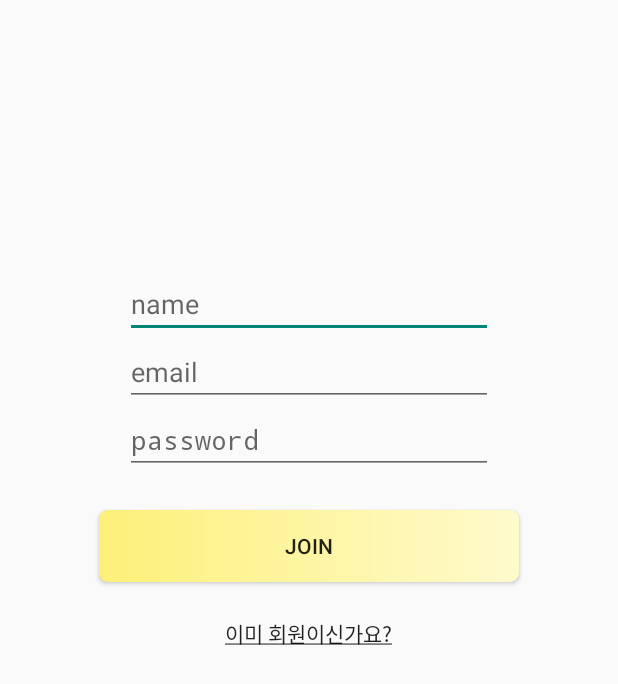
After one commit to hj-jung/Exam1, an Android app: the RegisterActivity screen opened directly, with no data from a screen before it, on a phone screen of 412 x 824 dp. The commit adds this screen. Shown: the top 684 px of the screen. Run offline under Robolectric (Android 15) with nearby library versions, the phone set to English and light mode, and no system bars.

Commit message:
로그인, 회원가입 페이지, 서버 연동 완료

```diff
--- a/app/src/main/AndroidManifest.xml
+++ b/app/src/main/AndroidManifest.xml
@@ -16,7 +16,7 @@
         android:supportsRtl="true"
         android:theme="@style/Theme.Exam">
         <activity
-            android:name=".Activity.SetCharacterActivity"
+            android:name=".Activity.LoginActivity"
             android:exported="true">
             <intent-filter>
                 <action android:name="android.intent.action.MAIN" />
@@ -24,6 +24,8 @@
                 <category android:name="android.intent.category.LAUNCHER" />
             </intent-filter>
         </activity>
+        <activity android:name=".Activity.RegisterActivity" />
+        <activity android:name=".Activity.SetCharacterActivity" />
         <activity android:name=".Activity.BottomNaviActivity" />
         <activity
             android:name=".Activity.ScheduleCheckAcitivity"
--- /dev/null
+++ b/app/src/main/java/com/cookandroid/exam/Activity/RegisterActivity.java
@@ -0,0 +1,127 @@
+package com.cookandroid.exam.Activity;
+
+import android.app.Activity;
+import android.content.Intent;
+import android.os.Bundle;
+import android.util.Log;
+import android.view.View;
+import android.widget.Button;
+import android.widget.EditText;
+import android.widget.Toast;
+
+import androidx.annotation.Nullable;
+
+import com.cookandroid.exam.DTO.Register;
+import com.cookandroid.exam.DTO.UserLogin;
+import com.cookandroid.exam.Interface.UserService;
+import com.cookandroid.exam.R;
+import com.cookandroid.exam.Retrofit.RetrofitClient;
+
+import retrofit2.Call;
+import retrofit2.Callback;
+import retrofit2.Response;
+
+public class RegisterActivity extends Activity {
+    private static final String TAG = "RegisterActivity";
+
+    String email, name, password, userId;
+    Button btn_join, btn_login_page;
+    EditText joinemail, joinname, joinpassword;
+
+    private UserService userService;
+
+    @Override
+    protected void onCreate(@Nullable Bundle savedInstanceState) {
+        super.onCreate(savedInstanceState);
+        setContentView(R.layout.activity_register);
+
+        btn_join = (Button)findViewById(R.id.join);
+        btn_login_page = (Button)findViewById(R.id.login_page);
+
+        userService = RetrofitClient.getClient().create(UserService.class);
+
+        btn_join.setOnClickListener(new View.OnClickListener() {
+            @Override
+            public void onClick(View view) {
+                register();
+            }
+        });
+        btn_login_page.setOnClickListener(new View.OnClickListener() {
+            @Override
+            public void onClick(View view) {
+                startActivity(new Intent(getApplicationContext(), LoginActivity.class));
+            }
+        });
+
+    }
+
+    private void register() {
+
+        Intent intent = new Intent(getApplicationContext(), BottomNaviActivity.class);
+
+        joinemail = (EditText)findViewById(R.id.join_email);
+        joinname = (EditText)findViewById(R.id.join_name);
+        joinpassword = (EditText)findViewById(R.id.join_password);
+
+        email = joinemail.getText().toString();
+        name = joinname.getText().toString();
+        password = joinpassword.getText().toString();
+
+        Register register= new Register(email, name, password);
+
+        Call<String> call = userService.register(register);
+        call.enqueue(new Callback<String>() {
+            @Override
+            public void onResponse(Call<String> call, Response<String> response) {
+                if (!response.isSuccessful()) {
+                    Log.d(TAG, String.valueOf(response.code()));
+                    return;
+                }
+                userId = response.body();
+                if (userId.equals("0")) Toast.makeText(getApplicationContext(), "이미 존재하는 회원입니다.", Toast.LENGTH_SHORT).show();
+                else login();
+            }
+
+            @Override
+            public void onFailure(Call<String> call, Throwable t) {
+                Log.d(TAG, t.getMessage());
+            }
+        });
+    }
+
+    private void login() {
+
+        Intent intent = new Intent(getApplicationContext(), SetCharacterActivity.class);
+
+        joinemail = (EditText)findViewById(R.id.join_email);
+        joinpassword = (EditText)findViewById(R.id.join_password);
+
+        email = joinemail.getText().toString();
+        password = joinpassword.getText().toString();
+
+        UserLogin userLogin = new UserLogin(email, password);
+
+        Call<String> call = userService.login(userLogin);
+        call.enqueue(new Callback<String>() {
+            @Override
+            public void onResponse(Call<String> call, Response<String> response) {
+                if (!response.isSuccessful()) {
+                    Log.d(TAG, String.valueOf(response.code()));
+                    Toast.makeText(getApplicationContext(), "회원 정보 없음", Toast.LENGTH_SHORT).show();
+                    return;
+                }
+                userId = response.body();
+                if (userId.equals("0")) Toast.makeText(getApplicationContext(), "비밀번호가 일치하지 않습니다.", Toast.LENGTH_SHORT).show();
+                else {
+                    intent.putExtra("userID", userId);
+                    startActivity(intent);
+                }
+            }
+
+            @Override
+            public void onFailure(Call<String> call, Throwable t) {
+                Log.d(TAG, t.getMessage());
+            }
+        });
+    }
+}
--- /dev/null
+++ b/app/src/main/java/com/cookandroid/exam/Interface/UserService.java
@@ -0,0 +1,17 @@
+package com.cookandroid.exam.Interface;
+
+import com.cookandroid.exam.DTO.Register;
+import com.cookandroid.exam.DTO.UserLogin;
+
+import retrofit2.Call;
+import retrofit2.http.Body;
+import retrofit2.http.POST;
+
+public interface UserService {
+
+    @POST("/user")
+    Call<String> register(@Body Register register);
+
+    @POST("/login")
+    Call<String> login(@Body UserLogin userLogin);
+}
--- a/app/src/main/java/com/cookandroid/exam/Retrofit/RetrofitClient.java
+++ b/app/src/main/java/com/cookandroid/exam/Retrofit/RetrofitClient.java
@@ -8,7 +8,7 @@ import retrofit2.converter.gson.GsonConverterFactory;
 public class RetrofitClient {
 
     // server의 url을 적어준다
-    private static final String URL = "https://1478-112-150-87-106.jp.ngrok.io";
+    private static final String URL = "https://0ef0-110-12-7-108.ngrok.io";
     private static Retrofit retrofit = null;
 
     public static Retrofit getClient() {
--- /dev/null
+++ b/app/src/main/res/layout/activity_register.xml
@@ -0,0 +1,51 @@
+<?xml version="1.0" encoding="utf-8"?>
+<LinearLayout xmlns:android="http://schemas.android.com/apk/res/android"
+    android:layout_width="match_parent"
+    android:layout_height="match_parent"
+    android:gravity="center_horizontal"
+    android:orientation="vertical">
+
+    <View
+        android:layout_width="match_parent"
+        android:layout_height="180dp" />
+
+    <EditText
+        android:id="@+id/join_name"
+        android:layout_width="245dp"
+        android:layout_height="wrap_content"
+        android:ems="10"
+        android:hint="name" />
+
+    <EditText
+        android:id="@+id/join_email"
+        android:layout_width="245dp"
+        android:layout_height="wrap_content"
+        android:ems="10"
+        android:hint="email" />
+
+    <EditText
+        android:id="@+id/join_password"
+        android:layout_width="245dp"
+        android:layout_height="wrap_content"
+        android:layout_marginBottom="24dp"
+        android:ems="10"
+        android:hint="password"
+        android:inputType="textPassword" />
+
+    <Button
+        android:id="@+id/join"
+        android:layout_width="280dp"
+        android:layout_height="wrap_content"
+        android:background="@drawable/btn_start"
+        android:text="Join" />
+
+    <Button
+        android:id="@+id/login_page"
+        android:background="#00000000"
+        android:layout_marginTop="10dp"
+        android:layout_width="wrap_content"
+        android:layout_height="wrap_content"
+        android:text="@string/underlined_join" />
+
+
+</LinearLayout>
--- a/app/src/main/res/values/strings.xml
+++ b/app/src/main/res/values/strings.xml
@@ -5,7 +5,9 @@
     <string name="app_real">MY SONGe</string>
     <!-- TODO: Remove or change this placeholder text -->
     <string name="hello_blank_fragment">Hello blank fragment</string>
-    <string name="routine_achivement_rate">루틴 성취율</string>
+    <string name="underlined_text"><u>아직 회원이 아니신가요?</u></string>
+    <string name="underlined_join"><u>이미 회원이신가요?</u></string>
+
 
 
 </resources>
```
Also changed, not shown: app/src/main/java/com/cookandroid/exam/Activity/LoginActivity.java (added, +97 -0 lines), app/src/main/java/com/cookandroid/exam/DTO/Register.java (added, +48 -0 lines), app/src/main/java/com/cookandroid/exam/DTO/UserLogin.java (added, +36 -0 lines), app/src/main/res/layout/activity_login.xml (added, +56 -0 lines).
